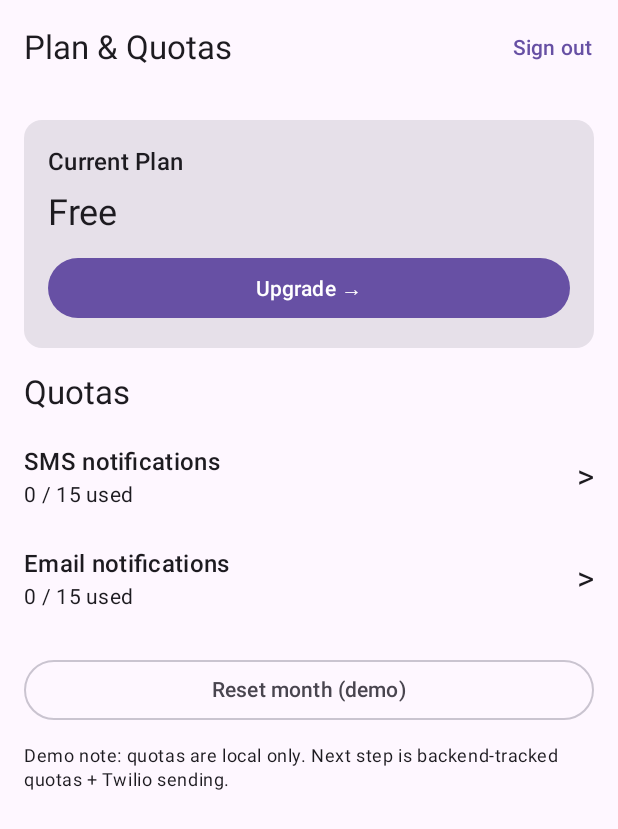
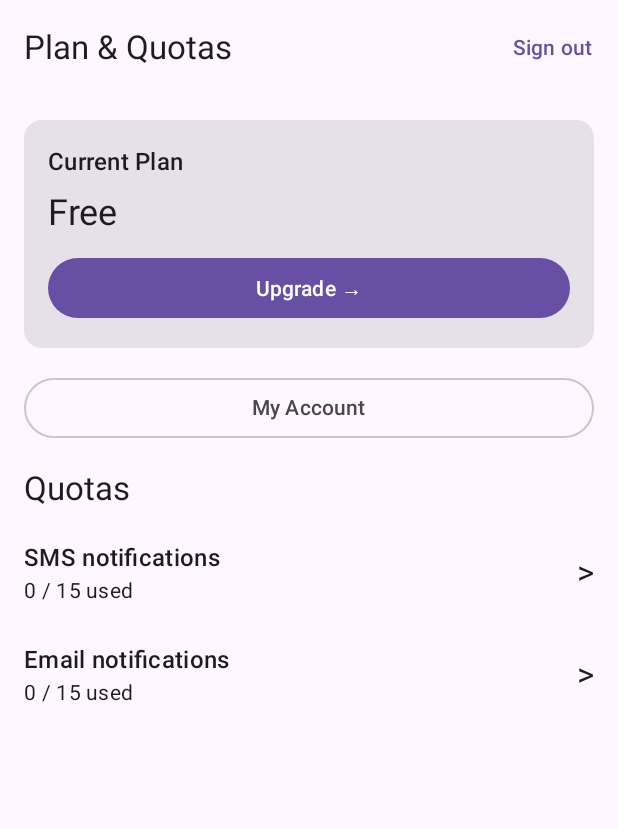
Before and after one commit to keneoneth/MissedCallPro, an Android app built with Jetpack Compose: the PlanQuotaScreen screen opened through its navigation route, on a phone screen of 412 x 824 dp. Shown: the top 829 px of the screen. Run offline under Robolectric (Android 15) with nearby library versions, the phone set to English and light mode, and no system bars; our stand-ins replace Firebase (no records; nobody signed in at launch, a user with empty details on screens opened directly).

```diff
--- a/app/src/main/java/com/example/missedcallpro/data/AppStateStore.kt
+++ b/app/src/main/java/com/example/missedcallpro/data/AppStateStore.kt
@@ -10,8 +10,7 @@ private val Context.dataStore by preferencesDataStore(name = "missedcallpro_pref
 
 data class AppState(
     val username: String,
-    val access_token: String,
-    val refresh_token: String,
+    val email: String,
     val signedIn: Boolean,
     val plan: PlanTier,
     val quotas: Quotas,
@@ -23,8 +22,7 @@ class AppStateStore(private val context: Context) {
 
     private object Keys {
         val USERNAME = stringPreferencesKey("username")
-        val ACCESS_TOKEN = stringPreferencesKey("access_token")
-        val REFRESH_TOKEN = stringPreferencesKey("refresh_token")
+        val EMAIL = stringPreferencesKey("email")
         val SIGNED_IN = booleanPreferencesKey("signed_in")
         val PLAN = stringPreferencesKey("plan")
         val SMS_USED = intPreferencesKey("sms_used")
@@ -36,8 +34,7 @@ class AppStateStore(private val context: Context) {
     val state: Flow<AppState> = context.dataStore.data.map { prefs ->
         val plan = PlanTier.valueOf(prefs[Keys.PLAN] ?: PlanTier.FREE.name)
         val username = prefs[Keys.USERNAME] ?: ""
-        val access_token = prefs[Keys.ACCESS_TOKEN] ?: ""
-        val refresh_token = prefs[Keys.REFRESH_TOKEN] ?: ""
+        val email = prefs[Keys.EMAIL] ?: ""
 
         val signedIn = prefs[Keys.SIGNED_IN] ?: false
         val smsUsed = prefs[Keys.SMS_USED] ?: 0
@@ -48,8 +45,7 @@ class AppStateStore(private val context: Context) {
 
         AppState(
             username = username,
-            access_token = access_token,
-            refresh_token = refresh_token,
+            email = email,
             signedIn = signedIn,
             plan = plan,
             quotas = Quotas(smsUsed = smsUsed, emailUsed = emailUsed),
@@ -63,16 +59,9 @@ class AppStateStore(private val context: Context) {
             it[Keys.USERNAME] = value;
         }
     }
-
-    suspend fun setAccessToken(value: String) {
+    suspend fun setEmail(value: String) {
         context.dataStore.edit {
-            it[Keys.ACCESS_TOKEN] = value;
-        }
-    }
-
-    suspend fun setRefreshToken(value: String) {
-        context.dataStore.edit {
-            it[Keys.REFRESH_TOKEN] = value;
+            it[Keys.EMAIL] = value;
         }
     }
 
@@ -123,10 +112,4 @@ class AppStateStore(private val context: Context) {
         }
     }
 
-    suspend fun resetMonth() {
-        context.dataStore.edit {
-            it[Keys.SMS_USED] = 0
-            it[Keys.EMAIL_USED] = 0
-        }
-    }
 }
--- a/app/src/main/java/com/example/missedcallpro/screens/LandingScreen.kt
+++ b/app/src/main/java/com/example/missedcallpro/screens/LandingScreen.kt
@@ -26,7 +26,7 @@ import java.io.IOException
 
 @Composable
 fun LandingScreen(
-    onGoogleLogin:  (String, String, String) -> Unit
+    onGoogleLogin:  (String, String) -> Unit
 ) {
 
     val context = LocalContext.current
@@ -81,7 +81,7 @@ fun LandingScreen(
                             try {
                                 val resp = api.bootstrap()
                                 Log.d("logged resp",resp.toString())
-                                onGoogleLogin(resp.username,resp.access_token,resp.refresh_token)
+                                onGoogleLogin(resp.username,resp.email)
                             } catch (e: HttpException) {
                                 err = when (e.code()) {
                                     else -> "Server error (${e.code()})."
--- a/app/src/main/java/com/example/missedcallpro/screens/PlanQuotaScreen.kt
+++ b/app/src/main/java/com/example/missedcallpro/screens/PlanQuotaScreen.kt
@@ -12,7 +12,6 @@ import com.example.missedcallpro.App
 import com.example.missedcallpro.auth.GoogleAuthClient
 import com.example.missedcallpro.data.AppState
 import com.example.missedcallpro.data.PlanTier
-import com.example.missedcallpro.data.remote.LogoutRequest
 import com.example.missedcallpro.ui.QuotaRow
 import com.example.missedcallpro.ui.ScreenScaffold
 import kotlinx.coroutines.launch
@@ -24,7 +23,7 @@ fun PlanQuotaScreen(
     onOpenSmsTemplate: () -> Unit,
     onOpenEmailTemplate: () -> Unit,
     onUpgrade: () -> Unit,
-    onResetMonth: () -> Unit,
+    onViewMyAccount: () -> Unit,
     onSignOut: () -> Unit
 ) {
     val plan = state.plan
@@ -41,9 +40,8 @@ fun PlanQuotaScreen(
 
                 scope.launch {
                     try {
-                        // 1. Tell the server first while we still have the token
-                        val resp = api.logout(LogoutRequest(state.refresh_token))
-                        Log.d("logged out resp", resp.toString())
+                        val resp = api.logout()
+                        assert(resp.ok)
                         authRepo.signOutUser()
                         onSignOut()
                     } catch (e: Exception) {
@@ -81,7 +79,10 @@ fun PlanQuotaScreen(
                     }
                 }
             }
-
+            Spacer(Modifier.height(16.dp))
+            OutlinedButton(onClick = onViewMyAccount, modifier = Modifier.fillMaxWidth()) {
+                Text("My Account")
+            }
             Spacer(Modifier.height(16.dp))
             Text("Quotas", style = MaterialTheme.typography.titleLarge)
             Spacer(Modifier.height(8.dp))
@@ -99,16 +100,6 @@ fun PlanQuotaScreen(
                 onClick = onOpenEmailTemplate
             )
 
-            Spacer(Modifier.height(16.dp))
-            OutlinedButton(onClick = onResetMonth, modifier = Modifier.fillMaxWidth()) {
-                Text("Reset month (demo)")
-            }
-
-            Spacer(Modifier.height(12.dp))
-            Text(
-                "Demo note: quotas are local only. Next step is backend-tracked quotas + Twilio sending.",
-                style = MaterialTheme.typography.bodySmall
-            )
         }
     }
 }
--- a/app/src/main/java/com/example/missedcallpro/ui/NavRoutes.kt
+++ b/app/src/main/java/com/example/missedcallpro/ui/NavRoutes.kt
@@ -6,4 +6,5 @@ object Routes {
     const val TEMPLATE_SMS = "template_sms"
     const val TEMPLATE_EMAIL = "template_email"
     const val PAYMENT = "payment"
+    const val MY_ACCOUNT = "my_account"
 }
```
Also changed, not shown: app/src/main/java/com/example/missedcallpro/data/remote/BackendApi.kt (+7 -4 lines), app/src/main/java/com/example/missedcallpro/screens/MyAccount.kt (added, +164 -0 lines), app/src/main/java/com/example/missedcallpro/ui/AppNavGraph.kt (+23 -11 lines).
